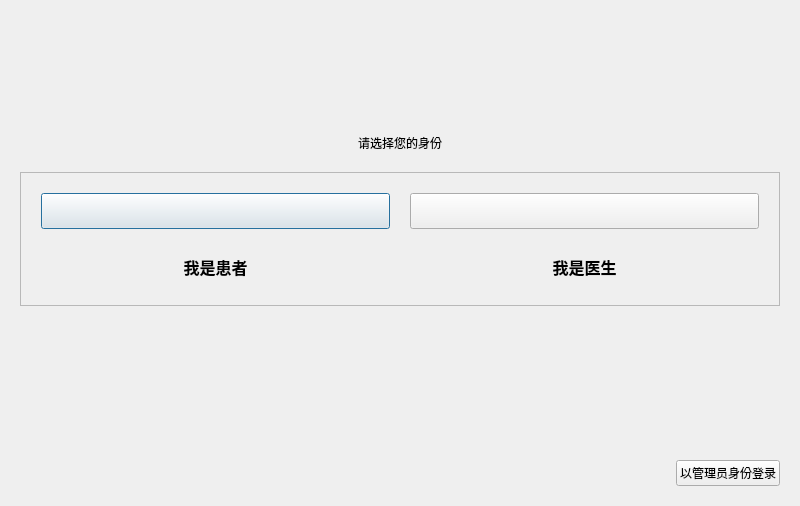
Qt form code/global/chooserole.ui (laonuo2004/cpp-qt-medical-system) before a commit.
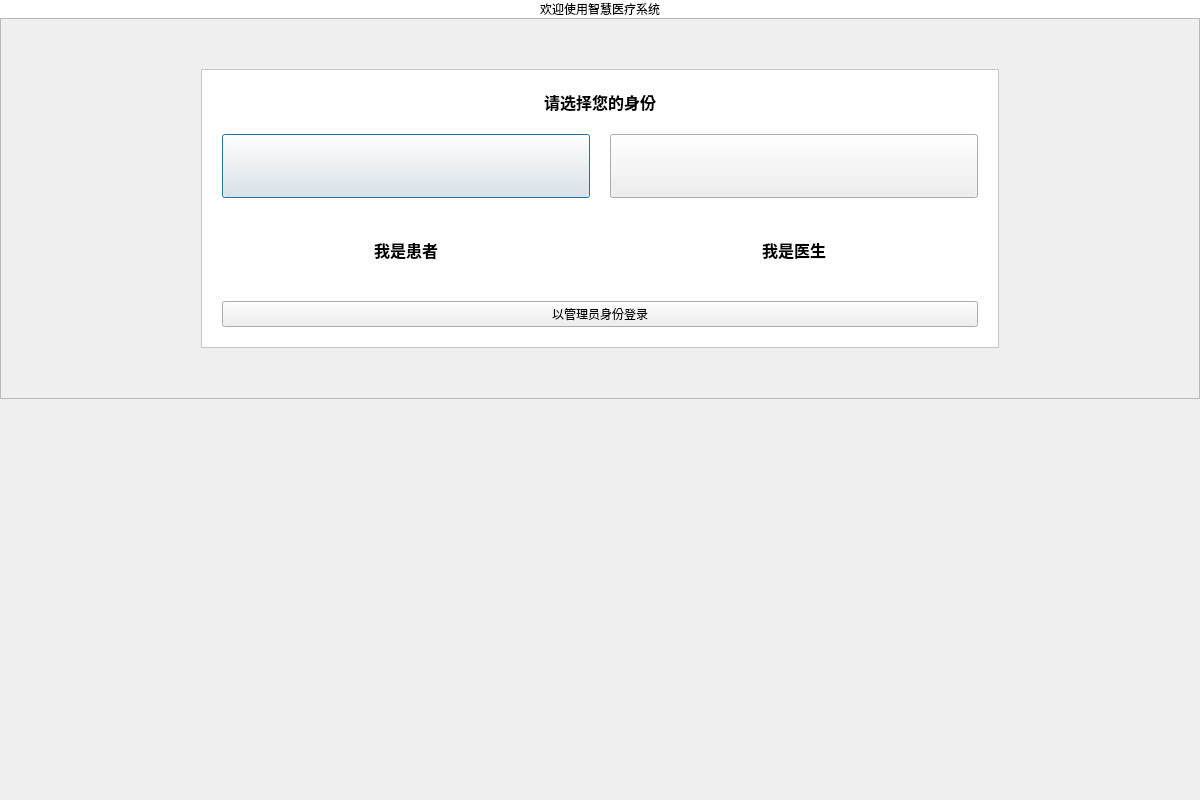
The same form after that commit. Icons and pictures are not drawn.

The edit to the form file:
```diff
--- a/code/global/chooserole.ui
+++ b/code/global/chooserole.ui
@@ -6,54 +6,88 @@
    <rect>
     <x>0</x>
     <y>0</y>
-    <width>800</width>
-    <height>506</height>
+    <width>1200</width>
+    <height>800</height>
    </rect>
   </property>
+  <property name="sizePolicy">
+   <sizepolicy hsizetype="Fixed" vsizetype="Fixed">
+    <horstretch>0</horstretch>
+    <verstretch>0</verstretch>
+   </sizepolicy>
+  </property>
   <property name="windowTitle">
    <string>登录</string>
   </property>
+  <property name="styleSheet">
+   <string notr="true">#ChooseRole {
+    background-image: url(:/img/picture/roleBack.png);
+    background-position: center;
+    background-repeat: no-repeat;
+    background-size: contain;
+}</string>
+  </property>
   <layout class="QVBoxLayout" name="verticalLayout_2">
    <property name="spacing">
-    <number>20</number>
+    <number>0</number>
    </property>
    <property name="leftMargin">
-    <number>20</number>
+    <number>0</number>
    </property>
    <property name="topMargin">
     <number>0</number>
    </property>
    <property name="rightMargin">
-    <number>20</number>
+    <number>0</number>
    </property>
    <property name="bottomMargin">
-    <number>20</number>
+    <number>0</number>
    </property>
    <item>
-    <spacer name="verticalSpacer">
-     <property name="orientation">
-      <enum>Qt::Vertical</enum>
+    <widget class="QLabel" name="fullHeaderLabel">
+     <property name="styleSheet">
+      <string notr="true">background-color: rgb(255, 255, 255);</string>
      </property>
-     <property name="sizeHint" stdset="0">
-      <size>
-       <width>20</width>
-       <height>40</height>
-      </size>
-     </property>
-    </spacer>
-   </item>
-   <item>
-    <widget class="QLabel" name="HeaderLabel">
      <property name="text">
-      <string>请选择您的身份</string>
+      <string>欢迎使用智慧医疗系统</string>
      </property>
      <property name="alignment">
       <set>Qt::AlignCenter</set>
      </property>
     </widget>
    </item>
+   <item>
+    <widget class="QFrame" name="frame">
+     <property name="frameShape">
+      <enum>QFrame::StyledPanel</enum>
+     </property>
+     <property name="frameShadow">
+      <enum>QFrame::Raised</enum>
+     </property>
+     <property name="class" stdset="0">
+      <string>transparentFrame</string>
+     </property>
+     <layout class="QVBoxLayout" name="verticalLayout_3">
+      <property name="spacing">
+       <number>10</number>
+      </property>
+      <property name="leftMargin">
+       <number>200</number>
+      </property>
+      <property name="topMargin">
+       <number>50</number>
+      </property>
+      <property name="rightMargin">
+       <number>200</number>
+      </property>
+      <property name="bottomMargin">
+       <number>50</number>
+      </property>
    <item>
     <widget class="QFrame" name="CardFrame">
+        <property name="styleSheet">
+         <string notr="true">#CardFrame{background-color: rgba(255, 255, 255, 240)}</string>
+        </property>
      <property name="frameShape">
       <enum>QFrame::StyledPanel</enum>
      </property>
@@ -76,34 +110,29 @@
       <property name="bottomMargin">
        <number>20</number>
       </property>
+         <item>
+          <widget class="QLabel" name="label_3">
+           <property name="font">
+            <font>
+             <family>Microsoft YaHei UI</family>
+             <pointsize>12</pointsize>
+             <weight>75</weight>
+             <bold>true</bold>
+            </font>
+           </property>
+           <property name="text">
+            <string>请选择您的身份</string>
+           </property>
+           <property name="alignment">
+            <set>Qt::AlignCenter</set>
+           </property>
+          </widget>
+         </item>
       <item>
        <layout class="QGridLayout" name="gridLayout">
         <property name="spacing">
          <number>20</number>
         </property>
-        <item row="1" column="0">
-         <widget class="QLabel" name="label">
-          <property name="sizePolicy">
-           <sizepolicy hsizetype="Expanding" vsizetype="Expanding">
-            <horstretch>0</horstretch>
-            <verstretch>0</verstretch>
-           </sizepolicy>
-          </property>
-          <property name="font">
-           <font>
-            <pointsize>12</pointsize>
-            <weight>75</weight>
-            <bold>true</bold>
-           </font>
-          </property>
-          <property name="text">
-           <string>我是患者</string>
-          </property>
-          <property name="alignment">
-           <set>Qt::AlignCenter</set>
-          </property>
-         </widget>
-        </item>
         <item row="0" column="0">
          <widget class="QPushButton" name="patientBtn">
           <property name="sizePolicy">
@@ -130,29 +159,6 @@
           </property>
          </widget>
         </item>
-        <item row="1" column="1">
-         <widget class="QLabel" name="label_2">
-          <property name="sizePolicy">
-           <sizepolicy hsizetype="Expanding" vsizetype="Expanding">
-            <horstretch>0</horstretch>
-            <verstretch>0</verstretch>
-           </sizepolicy>
-          </property>
-          <property name="font">
-           <font>
-            <pointsize>12</pointsize>
-            <weight>75</weight>
-            <bold>true</bold>
-           </font>
-          </property>
-          <property name="text">
-           <string>我是医生</string>
-          </property>
-          <property name="alignment">
-           <set>Qt::AlignCenter</set>
-          </property>
-         </widget>
-        </item>
         <item row="0" column="1">
          <widget class="QPushButton" name="doctorBtn">
           <property name="sizePolicy">
@@ -176,46 +182,105 @@
           </property>
          </widget>
         </item>
-       </layout>
-      </item>
-     </layout>
-    </widget>
-   </item>
-   <item>
-    <spacer name="verticalSpacer_2">
-     <property name="orientation">
-      <enum>Qt::Vertical</enum>
-     </property>
-     <property name="sizeHint" stdset="0">
-      <size>
-       <width>20</width>
-       <height>40</height>
-      </size>
-     </property>
-    </spacer>
-   </item>
-   <item>
-    <layout class="QHBoxLayout" name="horizontalLayout">
-     <item>
-      <spacer name="horizontalSpacer">
-       <property name="orientation">
-        <enum>Qt::Horizontal</enum>
-       </property>
-       <property name="sizeHint" stdset="0">
-        <size>
-         <width>40</width>
-         <height>20</height>
-        </size>
-       </property>
-      </spacer>
+           <item row="1" column="1">
+            <widget class="QLabel" name="label_2">
+             <property name="sizePolicy">
+              <sizepolicy hsizetype="Expanding" vsizetype="Expanding">
+               <horstretch>0</horstretch>
+               <verstretch>0</verstretch>
+              </sizepolicy>
+             </property>
+             <property name="font">
+              <font>
+               <family>Microsoft YaHei UI</family>
+               <pointsize>12</pointsize>
+               <weight>75</weight>
+               <bold>true</bold>
+              </font>
+             </property>
+             <property name="text">
+              <string>我是医生</string>
+             </property>
+             <property name="alignment">
+              <set>Qt::AlignCenter</set>
+             </property>
+            </widget>
+           </item>
+           <item row="1" column="0">
+            <widget class="QLabel" name="label">
+             <property name="sizePolicy">
+              <sizepolicy hsizetype="Expanding" vsizetype="Expanding">
+               <horstretch>0</horstretch>
+               <verstretch>0</verstretch>
+              </sizepolicy>
+             </property>
+             <property name="font">
+              <font>
+               <family>Microsoft YaHei UI</family>
+               <pointsize>12</pointsize>
+               <weight>75</weight>
+               <bold>true</bold>
+              </font>
+             </property>
+             <property name="text">
+              <string>我是患者</string>
+             </property>
+             <property name="alignment">
+              <set>Qt::AlignCenter</set>
+             </property>
+            </widget>
+           </item>
+          </layout>
      </item>
      <item>
       <widget class="QPushButton" name="adminBtn">
+           <property name="sizePolicy">
+            <sizepolicy hsizetype="Expanding" vsizetype="Fixed">
+             <horstretch>0</horstretch>
+             <verstretch>0</verstretch>
+            </sizepolicy>
+           </property>
        <property name="text">
         <string>以管理员身份登录</string>
        </property>
-      </widget>
-     </item>
+           <property name="class" stdset="0">
+            <string notr="true">grey</string>
+           </property>
+          </widget>
+         </item>
+        </layout>
+       </widget>
+      </item>
+     </layout>
+    </widget>
+   </item>
+   <item>
+    <spacer name="verticalSpacer_2">
+     <property name="orientation">
+      <enum>Qt::Vertical</enum>
+     </property>
+     <property name="sizeHint" stdset="0">
+      <size>
+       <width>20</width>
+       <height>40</height>
+      </size>
+     </property>
+    </spacer>
+   </item>
+   <item>
+    <layout class="QHBoxLayout" name="horizontalLayout">
+     <property name="spacing">
+      <number>0</number>
+     </property>
+     <property name="leftMargin">
+      <number>20</number>
+     </property>
+     <property name="rightMargin">
+      <number>20</number>
+     </property>
+     <property name="bottomMargin">
+      <number>20</number>
+     </property>
     </layout>
    </item>
   </layout>
```
Left out of the diff: 3 changed lines with no effect on the pictures. Lines whose indentation alone changed are shown as unchanged.
